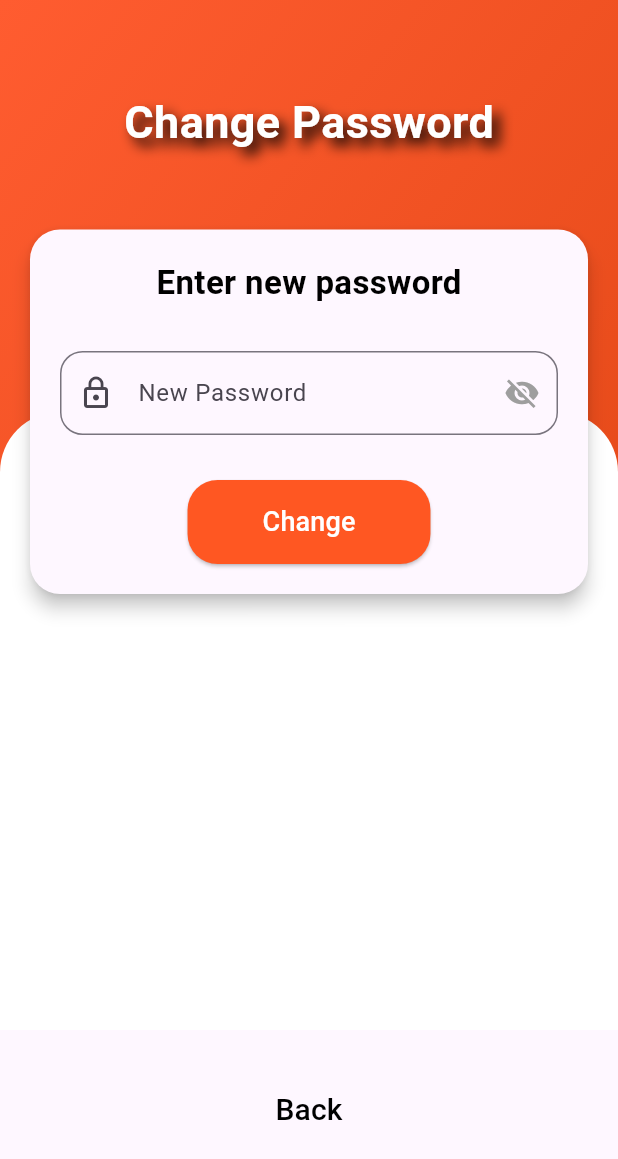
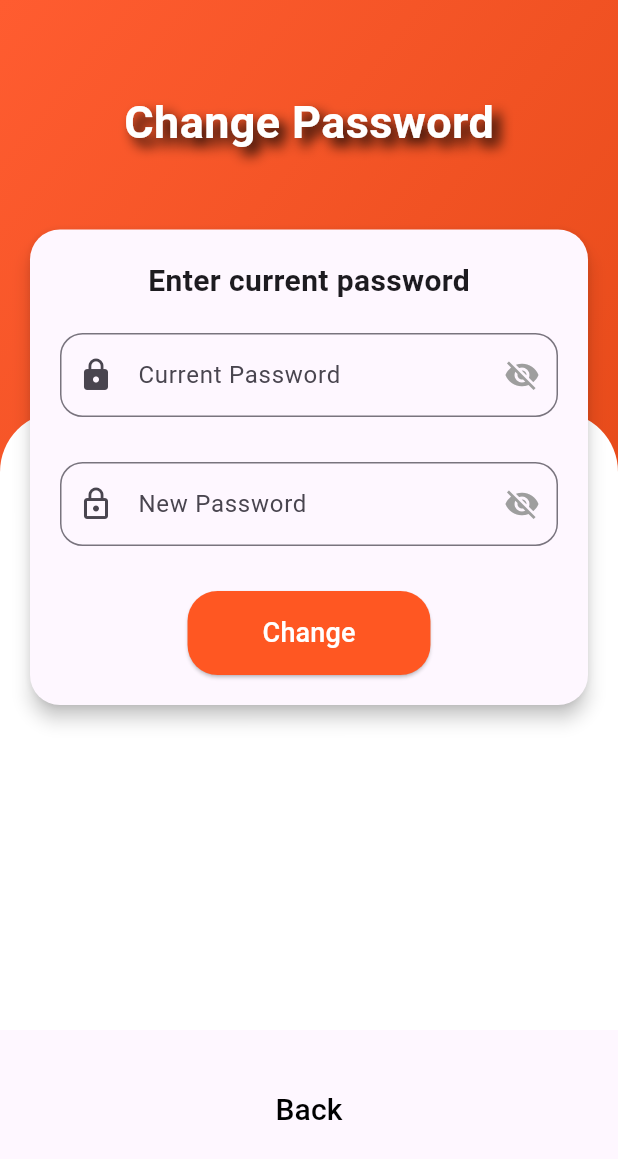
Before and after one commit to ahmedhany-17/BurgerGo, a Flutter app: the ChangePasswordView screen opened directly, on a phone screen of 412 x 824 dp. Shown: the top 1159 px of the screen. Run offline on Flutter 3.47's test engine with Material 3 defaults, Android fonts, the phone set to English and light mode, and no system bars; our stand-ins replace animated_text_kit, cloud_firestore, curved_navigation_bar, firebase_auth, firebase_core, image_picker and 1 more; accounts and stored records are empty; Roboto replaces fonts that are missing (Poppins1).

Commit message:
fix: update login and splash screens for improved navigation; enhance profile image handling and address dropdown display; refine email change error handling

```diff
--- a/lib/presentation/screens/login/login.dart
+++ b/lib/presentation/screens/login/login.dart
@@ -77,6 +77,7 @@ class _LoginViewState extends State<LoginView> {
   @override
   Widget build(BuildContext context) {
     return Scaffold(
+      resizeToAvoidBottomInset: true,
       body: Stack(
         children: [
           Container(
--- a/lib/presentation/screens/setting/changepass.dart
+++ b/lib/presentation/screens/setting/changepass.dart
@@ -10,30 +10,42 @@ class ChangePasswordView extends StatefulWidget {
 
 class _ChangePasswordViewState extends State<ChangePasswordView> {
   final _formKey = GlobalKey<FormState>();
-  TextEditingController passwordController = TextEditingController();
-  bool _isPasswordVisible = false;
+  TextEditingController currentPasswordController = TextEditingController();
+  TextEditingController newPasswordController = TextEditingController();
 
-  changePassword() async {
+  bool _isCurrentPasswordVisible = false;
+  bool _isNewPasswordVisible = false;
+
+  Future<void> changePassword() async {
+    final user = FirebaseAuth.instance.currentUser;
+
+    if (user == null) return;
+
     try {
-      await FirebaseAuth.instance.currentUser!
-          .updatePassword(passwordController.text);
+      // إعادة التوثيق
+      final cred = EmailAuthProvider.credential(
+        email: user.email!,
+        password: currentPasswordController.text.trim(),
+      );
+      await user.reauthenticateWithCredential(cred);
+
+      // تحديث الباسورد
+      await user.updatePassword(newPasswordController.text.trim());
+
       ScaffoldMessenger.of(context).showSnackBar(
         SnackBar(
-          content: Text(
-            "Password changed successfully!",
-            style: TextStyle(fontSize: 18.0),
-          ),
+          content: Text("Password changed successfully!"),
           backgroundColor: Colors.green,
         ),
       );
-      passwordController.clear();
+
+      currentPasswordController.clear();
+      newPasswordController.clear();
     } catch (e) {
+      print("Error: $e");
       ScaffoldMessenger.of(context).showSnackBar(
         SnackBar(
-          content: Text(
-            "Failed to change password!",
-            style: TextStyle(fontSize: 18.0),
-          ),
+          content: Text("Failed to change password!"),
           backgroundColor: Colors.red,
         ),
       );
@@ -45,6 +57,7 @@ class _ChangePasswordViewState extends State<ChangePasswordView> {
     return Scaffold(
       body: Stack(
         children: [
+          // الخلفية البرتقالية
           Container(
             width: double.infinity,
             height: MediaQuery.of(context).size.height / 2.5,
@@ -57,6 +70,7 @@ class _ChangePasswordViewState extends State<ChangePasswordView> {
             ),
           ),
 
+          // الحاوية البيضاء السفلية
           Positioned(
             top: MediaQuery.of(context).size.height / 3,
             left: 0,
@@ -73,6 +87,7 @@ class _ChangePasswordViewState extends State<ChangePasswordView> {
             ),
           ),
 
+          // المحتوى الرئيسي
           Padding(
             padding: EdgeInsets.symmetric(horizontal: 20.0, vertical: 60.0),
             child: Column(
@@ -105,18 +120,49 @@ class _ChangePasswordViewState extends State<ChangePasswordView> {
                       child: Column(
                         children: [
                           Text(
-                            "Enter new password",
+                            "Enter current password",
                             style: TextStyle(
-                              color: Colors.black,
-                              fontSize: 22.0,
+                              fontSize: 20,
                               fontWeight: FontWeight.bold,
                             ),
                           ),
-                          SizedBox(height: 30.0),
+                          SizedBox(height: 20),
+                          TextFormField(
+                            controller: currentPasswordController,
+                            obscureText: !_isCurrentPasswordVisible,
+                            validator: (value) {
+                              if (value == null || value.isEmpty) {
+                                return 'Please enter your current password';
+                              }
+                              return null;
+                            },
+                            decoration: InputDecoration(
+                              hintText: 'Current Password',
+                              prefixIcon: Icon(Icons.lock),
+                              suffixIcon: IconButton(
+                                icon: Icon(
+                                  _isCurrentPasswordVisible
+                                      ? Icons.visibility
+                                      : Icons.visibility_off,
+                                  color: Colors.grey,
+                                ),
+                                onPressed: () {
+                                  setState(() {
+                                    _isCurrentPasswordVisible =
+                                        !_isCurrentPasswordVisible;
+                                  });
+                                },
+                              ),
+                              border: OutlineInputBorder(
+                                borderRadius: BorderRadius.circular(15),
+                              ),
+                            ),
+                          ),
+                          SizedBox(height: 30),
 
                           TextFormField(
-                            controller: passwordController,
-                            obscureText: !_isPasswordVisible,
+                            controller: newPasswordController,
+                            obscureText: !_isNewPasswordVisible,
                             validator: (value) {
                               if (value == null || value.isEmpty) {
                                 return 'Please enter a new password';
@@ -128,14 +174,15 @@ class _ChangePasswordViewState extends State<ChangePasswordView> {
                               prefixIcon: Icon(Icons.lock_outline),
                               suffixIcon: IconButton(
                                 icon: Icon(
-                                  _isPasswordVisible
+                                  _isNewPasswordVisible
                                       ? Icons.visibility
                                       : Icons.visibility_off,
                                   color: Colors.grey,
                                 ),
                                 onPressed: () {
                                   setState(() {
-                                    _isPasswordVisible = !_isPasswordVisible;
+                                    _isNewPasswordVisible =
+                                        !_isNewPasswordVisible;
                                   });
                                 },
                               ),
@@ -144,6 +191,7 @@ class _ChangePasswordViewState extends State<ChangePasswordView> {
                               ),
                             ),
                           ),
+
                           SizedBox(height: 30.0),
 
                           ElevatedButton(
```
Also changed, not shown: lib/presentation/screens/cart/cart.dart (+10 -4 lines), lib/presentation/screens/profile/profile.dart (+14 -3 lines), lib/presentation/screens/setting/change_email.dart (+41 -2 lines), lib/presentation/screens/splash/splash.dart (+6 -7 lines).
